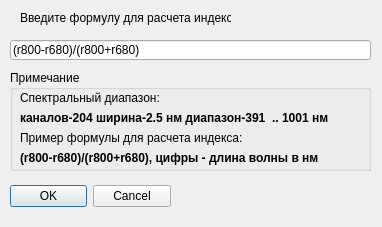
First picture: the form in inputindexdlg.ui, repository Lodinn/Gelion, before the edit.
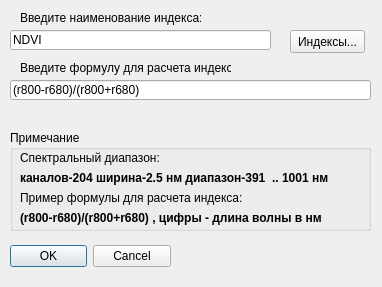
Second picture: the form after the edit.

Commit message: indexes complete, next to do - correct save\restore status

Patch:
```diff
--- a/inputindexdlg.ui
+++ b/inputindexdlg.ui
@@ -7,7 +7,7 @@
     <x>0</x>
     <y>0</y>
     <width>382</width>
-    <height>227</height>
+    <height>287</height>
    </rect>
   </property>
   <property name="windowTitle">
@@ -17,7 +17,7 @@
    <property name="geometry">
     <rect>
      <x>10</x>
-     <y>180</y>
+     <y>240</y>
      <width>161</width>
      <height>32</height>
     </rect>
@@ -33,7 +33,7 @@
    <property name="geometry">
     <rect>
      <x>20</x>
-     <y>10</y>
+     <y>60</y>
      <width>211</width>
      <height>16</height>
     </rect>
@@ -46,7 +46,7 @@
    <property name="geometry">
     <rect>
      <x>10</x>
-     <y>40</y>
+     <y>80</y>
      <width>361</width>
      <height>20</height>
     </rect>
@@ -59,7 +59,7 @@
    <property name="geometry">
     <rect>
      <x>10</x>
-     <y>70</y>
+     <y>130</y>
      <width>361</width>
      <height>101</height>
     </rect>
@@ -128,10 +128,49 @@
      </font>
     </property>
     <property name="text">
-     <string>(r800-r680)/(r800+r680), цифры - длина волны в нм</string>
+     <string>(r800-r680)/(r800+r680) , цифры - длина волны в нм</string>
     </property>
    </widget>
   </widget>
+  <widget class="QLabel" name="labelInputTitle">
+   <property name="geometry">
+    <rect>
+     <x>20</x>
+     <y>10</y>
+     <width>181</width>
+     <height>16</height>
+    </rect>
+   </property>
+   <property name="text">
+    <string>Введите наименование индекса:</string>
+   </property>
+  </widget>
+  <widget class="QLineEdit" name="lineEditInputTitle">
+   <property name="geometry">
+    <rect>
+     <x>10</x>
+     <y>30</y>
+     <width>261</width>
+     <height>20</height>
+    </rect>
+   </property>
+   <property name="text">
+    <string>NDVI</string>
+   </property>
+  </widget>
+  <widget class="QPushButton" name="pushButtonIndexes">
+   <property name="geometry">
+    <rect>
+     <x>290</x>
+     <y>30</y>
+     <width>75</width>
+     <height>23</height>
+    </rect>
+   </property>
+   <property name="text">
+    <string>Индексы...</string>
+   </property>
+  </widget>
  </widget>
  <resources/>
  <connections>
```
The commit also changes 7 other files.
